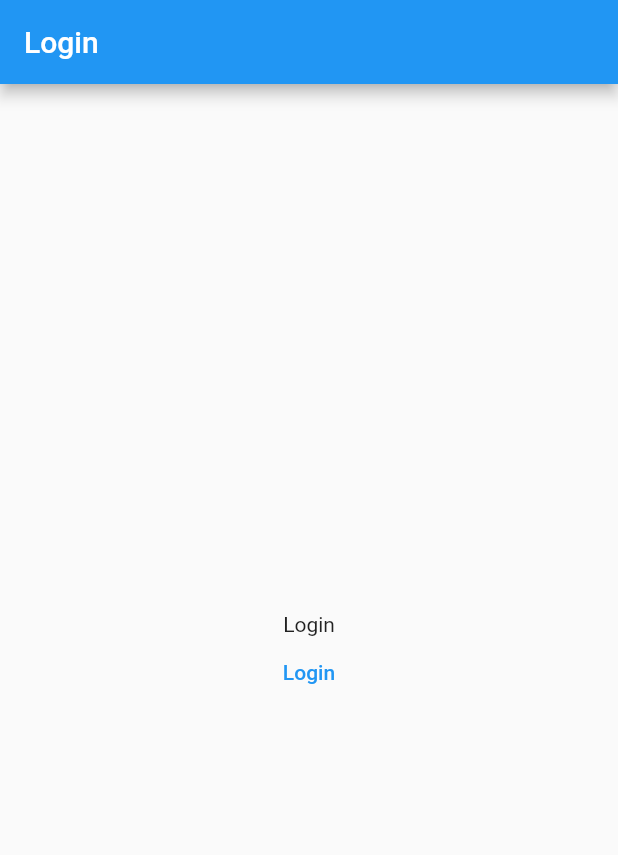
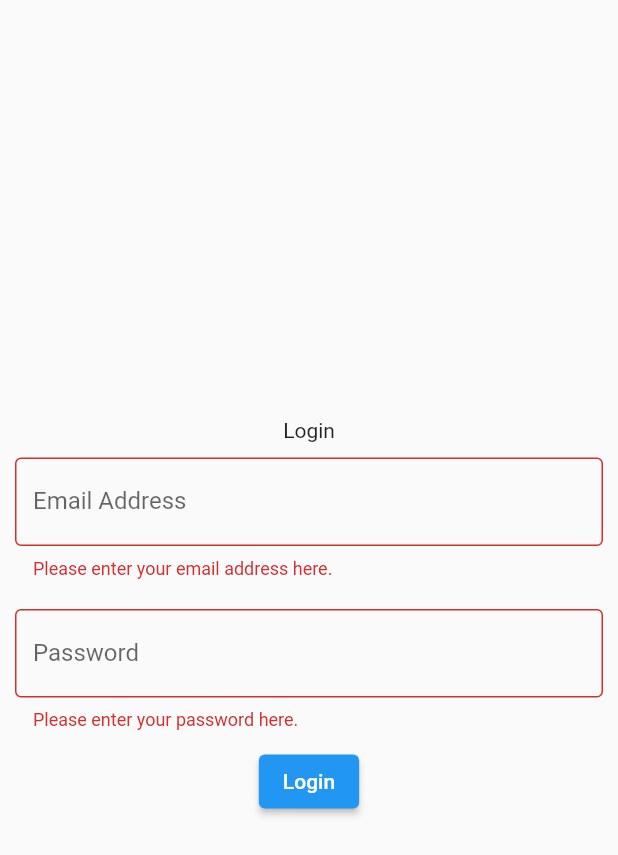
Before and after one commit to varenya-dev/varenya_mobile, a Flutter app: the screen it shows after launch, after a tap on "Login", on a phone screen of 412 x 824 dp. Shown: the top 855 px of the screen. Run offline on Flutter 3.47's test engine with Material 2 defaults, Android fonts, the phone set to English and light mode, and no system bars; our stand-ins replace firebase_auth, firebase_core, firebase_storage, form_field_validator, google_sign_in; accounts and stored records are empty.

Commit message:
Login page implemented

```diff
--- a/lib/app.dart
+++ b/lib/app.dart
@@ -1,5 +1,7 @@
 import 'package:flutter/material.dart';
-import 'package:varenya_mobile/pages/auth/auth_page.dart';
+import 'package:varenya_mobile/pages/auth/login_page.dart';
+import 'package:varenya_mobile/pages/auth/register_page.dart';
+import 'package:varenya_mobile/pages/auth/user_details_page.dart';
 import 'package:varenya_mobile/pages/common/splash_page.dart';
 import 'package:varenya_mobile/pages/home_page.dart';
 
@@ -17,7 +19,9 @@ class App extends StatelessWidget {
       routes: {
         SplashPage.routeName: (context) => SplashPage(),
         HomePage.routeName: (context) => HomePage(),
-        AuthPage.routeName: (context) => AuthPage(),
+        LoginPage.routeName: (context) => LoginPage(),
+        RegisterPage.routeName: (context) => RegisterPage(),
+        UserDetailsPage.routeName: (context) => UserDetailsPage(),
       },
     );
   }
--- a/lib/pages/auth/auth_page.dart
+++ /dev/null
@@ -1,48 +0,0 @@
-import 'package:flutter/cupertino.dart';
-import 'package:flutter/material.dart';
-import 'package:varenya_mobile/dtos/auth/login_account_dto/login_account_dto.dart';
-import 'package:varenya_mobile/services/auth_service.dart';
-
-class AuthPage extends StatefulWidget {
-  const AuthPage({Key? key}) : super(key: key);
-
-  static const routeName = "/auth";
-
-  @override
-  _AuthPageState createState() => _AuthPageState();
-}
-
-class _AuthPageState extends State<AuthPage> {
-  AuthService authService = new AuthService();
-
-  @override
-  Widget build(BuildContext context) {
-    return Scaffold(
-      appBar: AppBar(
-        title: Text('Login'),
-      ),
-      body: Center(
-        child: Column(
-          mainAxisAlignment: MainAxisAlignment.center,
-          children: [
-            Text('Login'),
-            TextButton(
-              onPressed: () async {
-                await this.authService.loginWithEmailAndPassword(
-                      LoginAccountDto.fromJson(
-                        {
-                          'emailAddress': 'varun@google.com',
-                          'password': 'varun123'
-                        },
-                      ),
-                    );
-              },
-              child: Text('Login'),
-            ),
-          ],
-        ),
-      ),
-    );
-    ;
-  }
-}
--- /dev/null
+++ b/lib/pages/auth/login_page.dart
@@ -0,0 +1,115 @@
+import 'package:flutter/cupertino.dart';
+import 'package:flutter/material.dart';
+import 'package:form_field_validator/form_field_validator.dart';
+import 'package:varenya_mobile/dtos/auth/login_account_dto/login_account_dto.dart';
+import 'package:varenya_mobile/exceptions/auth/user_not_found_exception.dart';
+import 'package:varenya_mobile/exceptions/auth/wrong_password_exception.dart';
+import 'package:varenya_mobile/pages/home_page.dart';
+import 'package:varenya_mobile/services/auth_service.dart';
+import 'package:varenya_mobile/utils/snackbar.dart';
+import 'package:varenya_mobile/widgets/common/custom_field_widget.dart';
+
+class LoginPage extends StatefulWidget {
+  const LoginPage({Key? key}) : super(key: key);
+
+  static const routeName = "/login";
+
+  @override
+  _LoginPageState createState() => _LoginPageState();
+}
+
+class _LoginPageState extends State<LoginPage> {
+  final GlobalKey<FormState> _formKey = new GlobalKey<FormState>();
+  final AuthService _authService = new AuthService();
+
+  final TextEditingController _emailFieldController =
+      new TextEditingController();
+  final TextEditingController _passwordFieldController =
+      new TextEditingController();
+
+  Future<void> _onFormSubmit() async {
+    if (!this._formKey.currentState!.validate()) {
+      return;
+    }
+
+    LoginAccountDto loginAccountDto = new LoginAccountDto(
+      emailAddress: this._emailFieldController.text,
+      password: this._passwordFieldController.text,
+    );
+
+    try {
+      await this._authService.loginWithEmailAndPassword(loginAccountDto);
+
+      Navigator.of(context).pushReplacementNamed(HomePage.routeName);
+    } on UserNotFoundException catch (error) {
+      displaySnackbar(error.message, context);
+    } on WrongPasswordException catch (error) {
+      displaySnackbar(error.message, context);
+    }
+  }
+
+  @override
+  void dispose() {
+    // TODO: implement dispose
+    super.dispose();
+
+    this._emailFieldController.dispose();
+    this._passwordFieldController.dispose();
+  }
+
+  @override
+  Widget build(BuildContext context) {
+    return Scaffold(
+      body: Center(
+        child: SingleChildScrollView(
+          child: Column(
+            mainAxisAlignment: MainAxisAlignment.center,
+            children: [
+              Text('Login'),
+              Form(
+                key: _formKey,
+                child: Column(
+                  children: [
+                    CustomFieldWidget(
+                      textFieldController: this._emailFieldController,
+                      label: 'Email Address',
+                      validators: [
+                        RequiredValidator(
+                          errorText: 'Please enter your email address here.',
+                        ),
+                        EmailValidator(
+                          errorText: 'Please enter a valid email address.',
+                        )
+                      ],
+                      textInputType: TextInputType.emailAddress,
+                    ),
+                    CustomFieldWidget(
+                      textFieldController: this._passwordFieldController,
+                      label: 'Password',
+                      validators: [
+                        RequiredValidator(
+                          errorText: 'Please enter your password here.',
+                        ),
+                        MinLengthValidator(
+                          5,
+                          errorText:
+                              'Your password should be atleast 5 characters long.',
+                        )
+                      ],
+                      textInputType: TextInputType.text,
+                      obscureText: true,
+                    ),
+                    ElevatedButton(
+                      onPressed: _onFormSubmit,
+                      child: Text('Login'),
+                    ),
+                  ],
+                ),
+              )
+            ],
+          ),
+        ),
+      ),
+    );
+  }
+}
--- /dev/null
+++ b/lib/pages/auth/register_page.dart
@@ -0,0 +1,17 @@
+import 'package:flutter/material.dart';
+
+class RegisterPage extends StatefulWidget {
+  const RegisterPage({Key? key}) : super(key: key);
+
+  static const routeName = "/register";
+
+  @override
+  _RegisterPageState createState() => _RegisterPageState();
+}
+
+class _RegisterPageState extends State<RegisterPage> {
+  @override
+  Widget build(BuildContext context) {
+    return Container();
+  }
+}
--- /dev/null
+++ b/lib/pages/auth/user_details_page.dart
@@ -0,0 +1,17 @@
+import 'package:flutter/material.dart';
+
+class UserDetailsPage extends StatefulWidget {
+  const UserDetailsPage({Key? key}) : super(key: key);
+
+  static const routeName = "/user-details";
+
+  @override
+  _UserDetailsPageState createState() => _UserDetailsPageState();
+}
+
+class _UserDetailsPageState extends State<UserDetailsPage> {
+  @override
+  Widget build(BuildContext context) {
+    return Container();
+  }
+}
--- a/lib/pages/common/splash_page.dart
+++ b/lib/pages/common/splash_page.dart
@@ -1,7 +1,7 @@
 import 'dart:async';
 
 import 'package:flutter/material.dart';
-import 'package:varenya_mobile/pages/auth/auth_page.dart';
+import 'package:varenya_mobile/pages/auth/login_page.dart';
 import 'package:varenya_mobile/pages/common/loading_page.dart';
 import 'package:firebase_auth/firebase_auth.dart';
 import 'package:varenya_mobile/pages/home_page.dart';
@@ -35,7 +35,7 @@ class _SplashPageState extends State<SplashPage> {
         if (user != null) {
           Navigator.of(context).pushReplacementNamed(HomePage.routeName);
         } else {
-          Navigator.of(context).pushReplacementNamed(AuthPage.routeName);
+          Navigator.of(context).pushReplacementNamed(LoginPage.routeName);
         }
       });
     });
--- a/lib/pages/home_page.dart
+++ b/lib/pages/home_page.dart
@@ -1,9 +1,11 @@
 import 'package:flutter/material.dart';
+import 'package:varenya_mobile/services/auth_service.dart';
 
 class HomePage extends StatelessWidget {
   HomePage({Key? key}) : super(key: key);
 
   static const routeName = "/home";
+  final AuthService authService = new AuthService();
 
   @override
   Widget build(BuildContext context) {
@@ -12,7 +14,10 @@ class HomePage extends StatelessWidget {
         title: Text('Varenya'),
       ),
       body: Center(
-        child: Text('Varenya'),
+        child: ElevatedButton(
+          child: Text('Varenya'),
+          onPressed: authService.logOut,
+        ),
       ),
     );
   }
--- /dev/null
+++ b/lib/utils/snackbar.dart
@@ -0,0 +1,7 @@
+import 'package:flutter/material.dart';
+
+void displaySnackbar(String message, BuildContext context) {
+  final snackBar = SnackBar(content: Text(message));
+
+  ScaffoldMessenger.of(context).showSnackBar(snackBar);
+}
--- /dev/null
+++ b/lib/widgets/common/custom_field_widget.dart
@@ -0,0 +1,42 @@
+
+import 'package:flutter/material.dart';
+import 'package:form_field_validator/form_field_validator.dart';
+
+class CustomFieldWidget extends StatelessWidget {
+  final String label;
+  final TextEditingController textFieldController;
+  final List<FieldValidator> validators;
+  final bool obscureText;
+  final TextInputType textInputType;
+
+  CustomFieldWidget({
+    Key? key,
+    required this.textFieldController,
+    required this.label,
+    required this.validators,
+    this.obscureText = false,
+    required this.textInputType,
+  }) : super(key: key);
+
+  @override
+  Widget build(BuildContext context) {
+    return Container(
+      margin: EdgeInsets.symmetric(
+        vertical: 10.0,
+        horizontal: 10.0,
+      ),
+      child: TextFormField(
+        obscureText: this.obscureText,
+        keyboardType: textInputType,
+        decoration: InputDecoration(
+          labelText: label,
+          border: OutlineInputBorder(
+            borderSide: BorderSide(),
+          ),
+        ),
+        controller: this.textFieldController,
+        validator: MultiValidator(validators),
+      ),
+    );
+  }
+}
```
